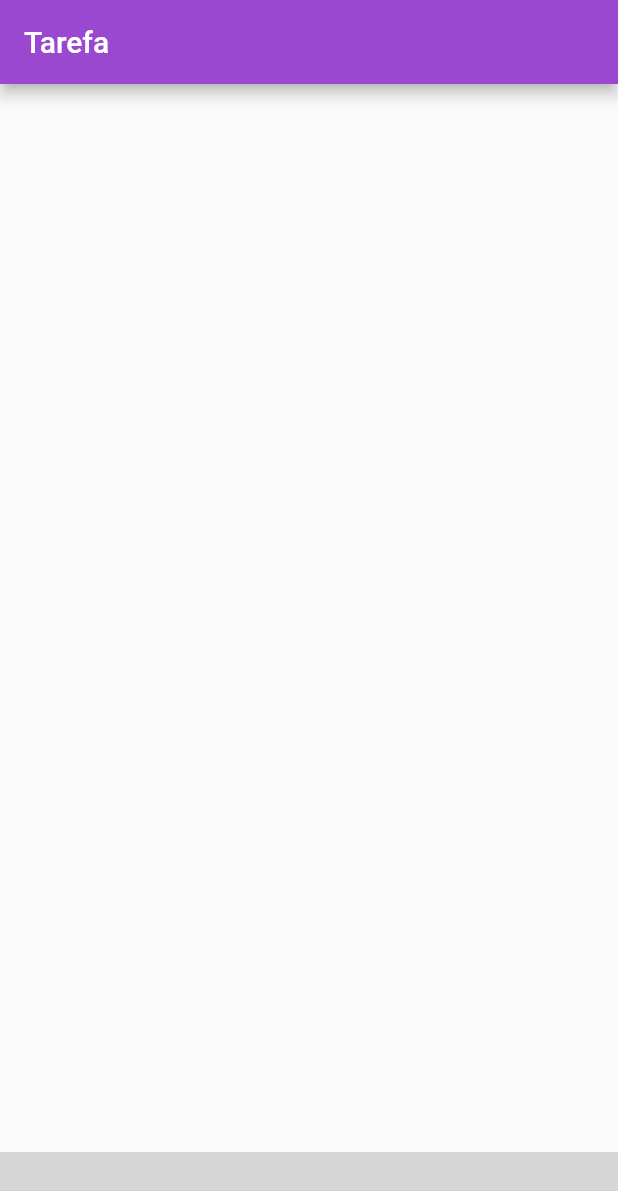
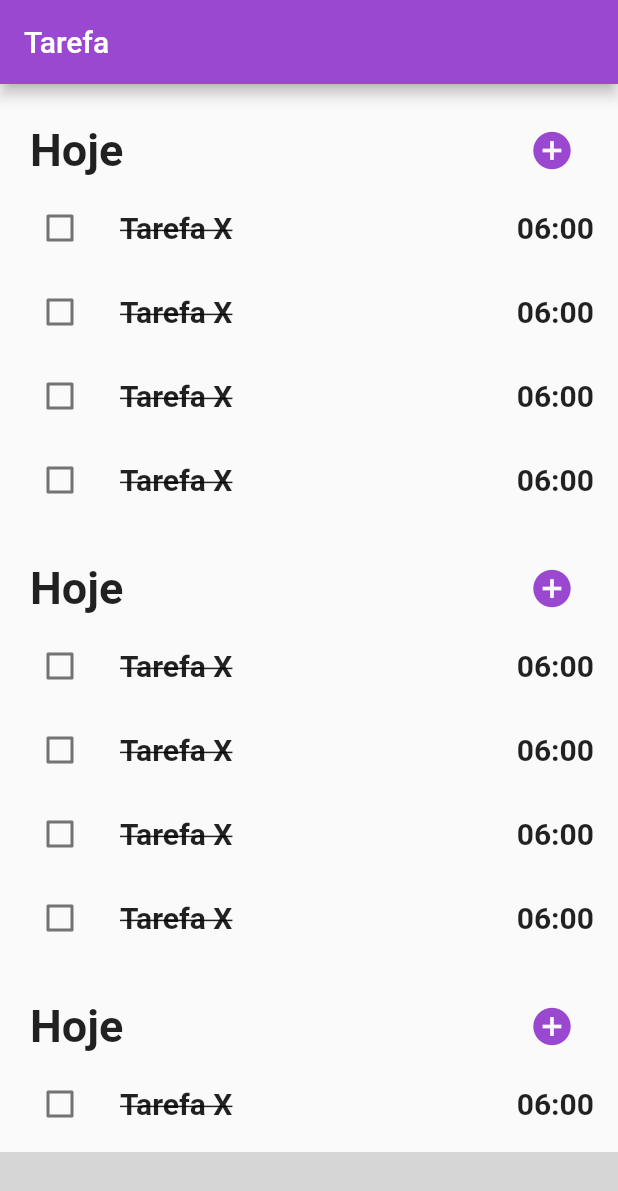
Before and after one commit to dikdudu/todo_list, a Flutter app: the screen it shows after launch, on a phone screen of 412 x 824 dp. Shown: the top 1191 px of the screen. Run offline on Flutter 3.47's test engine with Material 2 defaults, Android fonts, the phone set to English and light mode, and no system bars; our stand-ins replace google_fonts, sqflite, synchronized; missing offline and left inert: ff_navigation_bar; accounts and stored records are empty; grey boxes are pictures that could not be loaded.

Commit message:
creating inteface home_page

```diff
--- a/lib/app/modules/home/home_page.dart
+++ b/lib/app/modules/home/home_page.dart
@@ -41,6 +41,71 @@ class HomePage extends StatelessWidget {
               selectedItemLabelColor: Colors.black,
             ),
           ),
+          body: Container(
+            width: MediaQuery.of(context).size.width,
+            child: ListView.builder(
+              itemCount: 3,
+              itemBuilder: (_, index) {
+                return Column(
+                  children: [
+                    Padding(
+                      padding:
+                          const EdgeInsets.only(left: 20, top: 20, right: 20),
+                      child: Row(
+                        children: [
+                          Expanded(
+                            child: Text(
+                              'Hoje',
+                              style: TextStyle(
+                                fontSize: 30,
+                                fontWeight: FontWeight.bold,
+                              ),
+                            ),
+                          ),
+                          IconButton(
+                            icon: Icon(
+                              Icons.add_circle,
+                              color: Theme.of(context).primaryColor,
+                              size: 30,
+                            ),
+                            onPressed: () {},
+                          )
+                        ],
+                      ),
+                    ),
+                    ListView.builder(
+                      shrinkWrap: true,
+                      physics: NeverScrollableScrollPhysics(),
+                      itemCount: 4,
+                      itemBuilder: (_, index) {
+                        return ListTile(
+                          leading: Checkbox(
+                            value: false,
+                            onChanged: (bool value) {},
+                          ),
+                          title: Text(
+                            'Tarefa X',
+                            style: TextStyle(
+                              fontWeight: FontWeight.bold,
+                              fontSize: 20,
+                              decoration: TextDecoration.lineThrough,
+                            ),
+                          ),
+                          trailing: Text(
+                            '06:00',
+                            style: TextStyle(
+                              fontWeight: FontWeight.bold,
+                              fontSize: 20,
+                            ),
+                          ),
+                        );
+                      },
+                    )
+                  ],
+                );
+              },
+            ),
+          ),
         );
       },
     );
```
